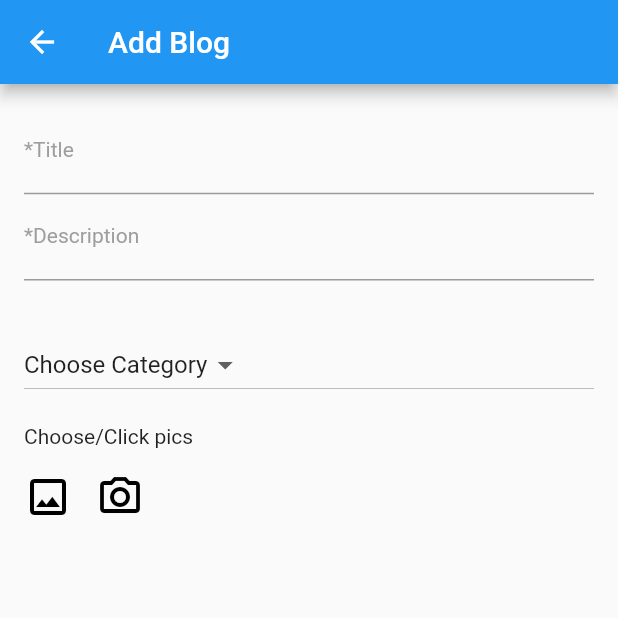
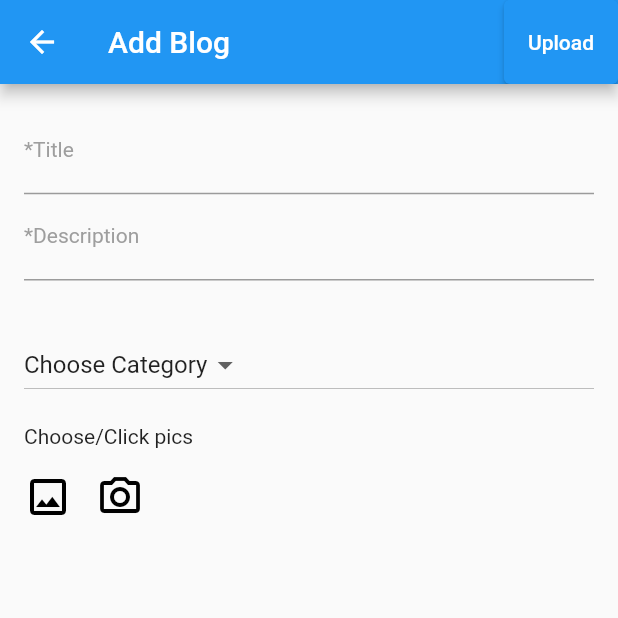
Before and after one commit to SatyamKr07/cool-blogs, a Flutter app: the screen it shows after launch, after a tap on the "add" icon, on a phone screen of 412 x 824 dp, the top half of it. Run offline on Flutter 3.47's test engine with Material 2 defaults, Android fonts, the light colour scheme and no system bars; drawn by our look-alikes of carousel_slider; our stand-ins replace cached_network_image, firebase_core, firebase_storage, get, image_cropper, image_picker and 1 more; accounts and stored records are empty; generated files the repository leaves out were written again; network calls fail.

Commit message:
firebase storage done

```diff
--- a/lib/main.dart
+++ b/lib/main.dart
@@ -16,5 +16,7 @@ void main() async {
   // Run the app and pass in the SettingsController. The app listens to the
   // SettingsController for changes, then passes it further down to the
   // SettingsView.
+  WidgetsFlutterBinding.ensureInitialized();
+
   runApp(MyApp(settingsController: settingsController));
 }
--- a/lib/src/app.dart
+++ b/lib/src/app.dart
@@ -1,5 +1,6 @@
 import 'package:cool_blog/src/central/services/controllers_bindings.dart';
 import 'package:cool_blog/src/pages/home/home.dart';
+import 'package:firebase_core/firebase_core.dart';
 import 'package:flutter/material.dart';
 import 'package:flutter_gen/gen_l10n/app_localizations.dart';
 import 'package:flutter_localizations/flutter_localizations.dart';
@@ -25,6 +26,40 @@ class MyApp extends StatelessWidget {
     //
     // The AnimatedBuilder Widget listens to the SettingsController for changes.
     // Whenever the user updates their settings, the MaterialApp is rebuilt.
+
+    final Future<FirebaseApp> _initialization = Firebase.initializeApp();
+
+    return FutureBuilder(
+      // Initialize FlutterFire:
+      future: _initialization,
+      builder: (context, snapshot) {
+        // Check for errors
+        if (snapshot.hasError) {
+          return const Text("Somethig went wrong with firebase initilization");
+        }
+
+        // Once complete, show your application
+        if (snapshot.connectionState == ConnectionState.done) {
+          return MyBlogApp(settingsController: settingsController);
+        }
+
+        // Otherwise, show something whilst waiting for initialization to complete
+        return Container();
+      },
+    );
+  }
+}
+
+class MyBlogApp extends StatelessWidget {
+  const MyBlogApp({
+    Key? key,
+    required this.settingsController,
+  }) : super(key: key);
+
+  final SettingsController settingsController;
+
+  @override
+  Widget build(BuildContext context) {
     return AnimatedBuilder(
       animation: settingsController,
       builder: (BuildContext context, Widget? child) {
--- a/lib/src/central/services/controllers_bindings.dart
+++ b/lib/src/central/services/controllers_bindings.dart
@@ -2,6 +2,8 @@ import 'package:cool_blog/src/central/services/image_service.dart';
 import 'package:cool_blog/src/controllers/add_blog_controller.dart';
 import 'package:cool_blog/src/controllers/home_controller.dart';
 import 'package:get/instance_manager.dart';
+
+import 'firebase_storage_service.dart';
 
 class ControllerBinding extends Bindings {
   @override
@@ -9,5 +11,7 @@ class ControllerBinding extends Bindings {
     Get.lazyPut<AddBlogController>(() => AddBlogController(), fenix: true);
     Get.lazyPut<HomeController>(() => HomeController(), fenix: true);
     Get.lazyPut<ImageService>(() => ImageService(), fenix: true);
+    Get.lazyPut<FirebaseStorageService>(() => FirebaseStorageService(),
+        fenix: true);
   }
 }
--- a/lib/src/pages/add_blog/add_blog.dart
+++ b/lib/src/pages/add_blog/add_blog.dart
@@ -1,3 +1,4 @@
+import 'package:cool_blog/src/central/services/my_logger.dart';
 import 'package:cool_blog/src/central/widgets/build_swiper.dart';
 import 'package:cool_blog/src/controllers/add_blog_controller.dart';
 import 'package:cool_blog/src/pages/add_blog/views/add_pic.dart';
@@ -13,7 +14,18 @@ class AddBlog extends StatelessWidget {
   @override
   Widget build(BuildContext context) {
     return Scaffold(
-        appBar: AppBar(title: const Text("Add Blog")),
+      appBar: AppBar(
+        title: const Text("Add Blog"),
+        actions: [
+          ElevatedButton(
+            onPressed: () async {
+              await addBlogController.uploadImages();
+              logger.d('imagesUrl :${addBlogController.blogModel.picList}');
+            },
+            child: const Text('Upload'),
+          ),
+        ],
+      ),
       body: ListView(
         children: [
           TitleDesc(),
@@ -26,11 +38,12 @@ class AddBlog extends StatelessWidget {
           GetBuilder<AddBlogController>(
             id: "ADD_IMAGES_SWIPER",
             builder: (_) => BuildSwiper(
-                picList: addBlogController.blogModel.picList,
+              picList: addBlogController.imagesPath,
               editPage: true,
             ),
           )
         ],
-        ));
+      ),
+    );
   }
 }
--- a/pubspec.yaml
+++ b/pubspec.yaml
@@ -20,6 +20,8 @@ dependencies:
   image_picker: ^0.8.4+4
   logger: ^1.1.0
   image_cropper: ^1.4.1
+  firebase_core: "^1.10.0"
+  firebase_storage: "^10.1.0"
 
 dev_dependencies:
   flutter_test:
```
Also changed, not shown: lib/src/central/services/firebase_storage_service.dart (added, +31 -0 lines), lib/src/controllers/add_blog_controller.dart (+21 -1 lines), pubspec.lock. Lines whose indentation alone changed are shown as unchanged.
